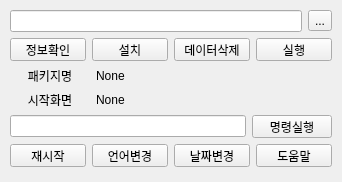
This is adb_command.ui in jeongjeongguk/ADB_pyQT5 as Qt 5 draws it before an edit. The edited form follows.
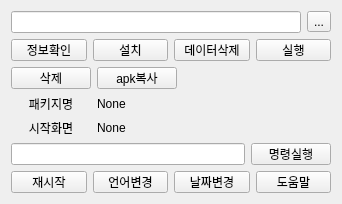
This is the edited form.

Commit message: path완전히 제거필요.(default.py 에서 단독실행시, path설정하도록 추가할것) -> if __name__="__main__" 아래에 추가필요. s7 7.0에서 동영상녹화시 프로그램 종료되는 이슈존재. 앱삭제요청/ 언어 및 날짜변경 페이지이동말고 자동변경요청 apk 파일이동 버튼추가. 파일및폴더(샘플)이동기능추가할것.

Diff of the .ui file:
```diff
--- a/adb_command.ui
+++ b/adb_command.ui
@@ -7,7 +7,7 @@
     <x>0</x>
     <y>0</y>
     <width>342</width>
-    <height>182</height>
+    <height>204</height>
    </rect>
   </property>
   <property name="sizePolicy">
@@ -19,27 +19,18 @@
   <property name="minimumSize">
    <size>
     <width>342</width>
-    <height>182</height>
+    <height>204</height>
    </size>
   </property>
   <property name="maximumSize">
    <size>
     <width>342</width>
-    <height>182</height>
+    <height>204</height>
    </size>
   </property>
   <property name="windowTitle">
    <string>Form</string>
   </property>
-  <widget class="QWidget" name="">
-   <property name="geometry">
-    <rect>
-     <x>10</x>
-     <y>10</y>
-     <width>322</width>
-     <height>157</height>
-    </rect>
-   </property>
    <layout class="QVBoxLayout" name="verticalLayout">
     <item>
      <layout class="QHBoxLayout" name="horizontalLayout_4">
@@ -87,6 +78,37 @@
       </item>
      </layout>
     </item>
+   <item>
+    <layout class="QHBoxLayout" name="horizontalLayout_7">
+     <item>
+      <widget class="QPushButton" name="pushButton_11">
+       <property name="text">
+        <string>삭제</string>
+       </property>
+      </widget>
+     </item>
+     <item>
+      <widget class="QPushButton" name="pushButton_10">
+       <property name="text">
+        <string>apk복사</string>
+       </property>
+      </widget>
+     </item>
+     <item>
+      <spacer name="horizontalSpacer">
+       <property name="orientation">
+        <enum>Qt::Horizontal</enum>
+       </property>
+       <property name="sizeHint" stdset="0">
+        <size>
+         <width>40</width>
+         <height>20</height>
+        </size>
+       </property>
+      </spacer>
+     </item>
+    </layout>
+   </item>
     <item>
      <layout class="QHBoxLayout" name="horizontalLayout_2">
       <item>
@@ -200,7 +222,6 @@
      </layout>
     </item>
    </layout>
-  </widget>
  </widget>
  <resources/>
  <connections/>
```
Lines whose indentation alone changed are shown as unchanged. The commit also changes 1 other file.
